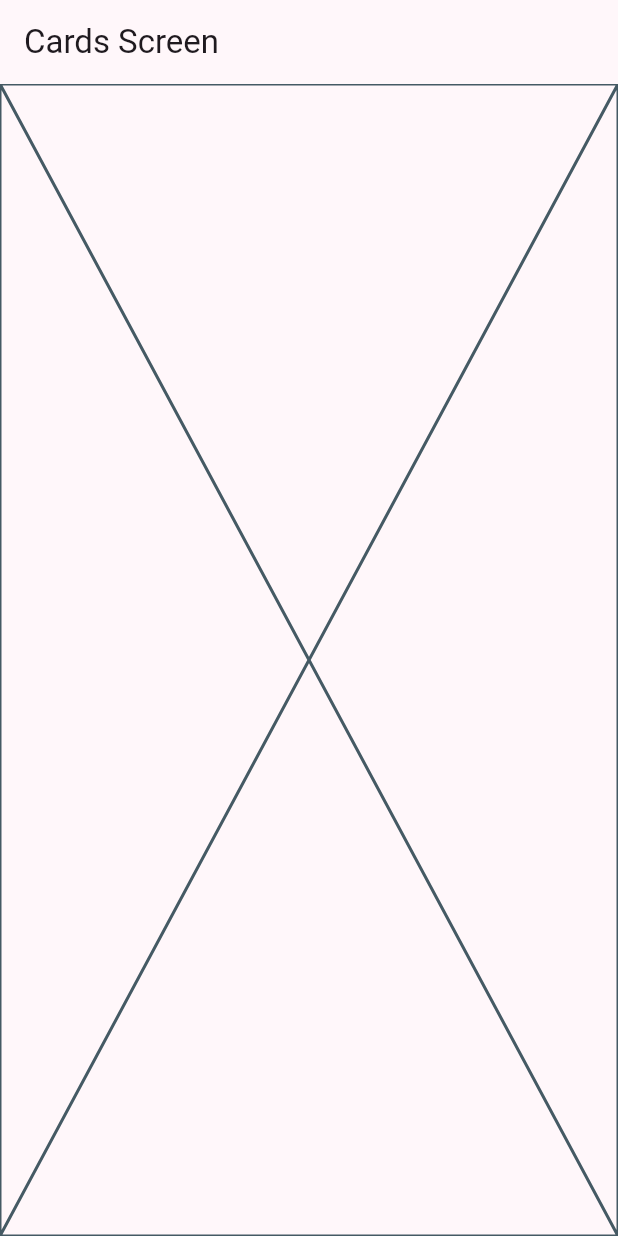
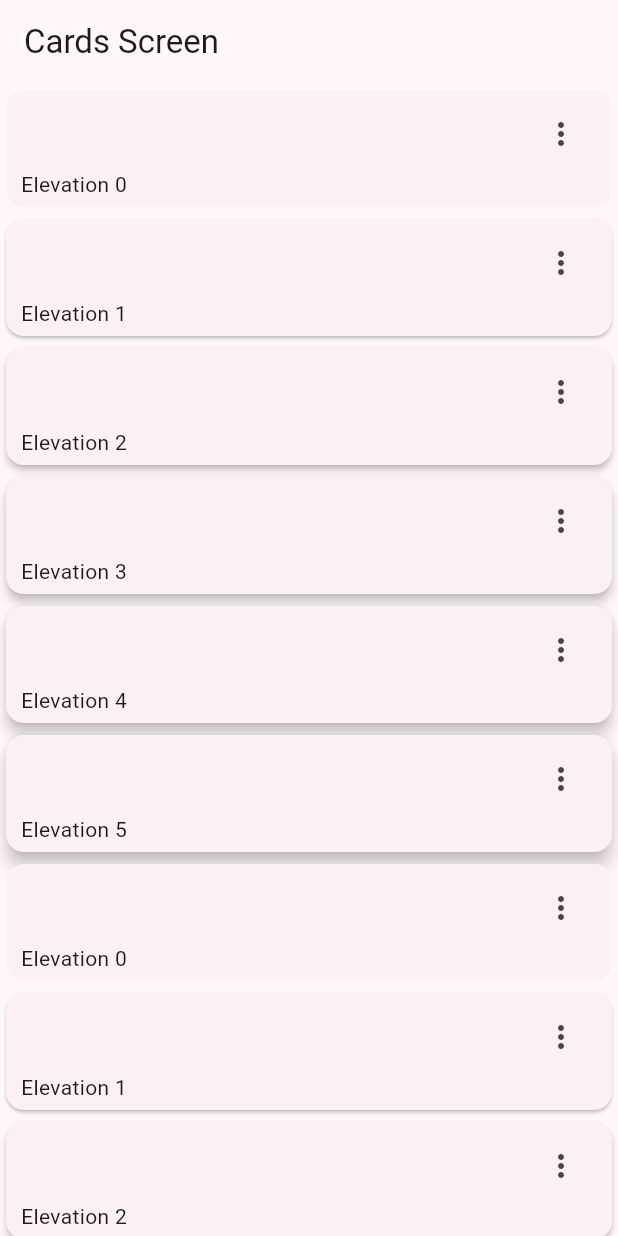
Before and after one commit to 1Alejo31/widgets_app, a Flutter app: the CardsScreen screen opened by its route, on a phone screen of 412 x 824 dp. Run offline on Flutter 3.47's test engine with Material 2 defaults, Android fonts, the phone set to English and light mode, and no system bars; our stand-ins replace go_router.

Commit message:
Se crean los constructores para las tarjetas

```diff
--- a/lib/main.dart
+++ b/lib/main.dart
@@ -3,7 +3,7 @@ import 'package:widgets_app/config/router/app_router.dart';
 import 'package:widgets_app/config/theme/app_theme.dart';
 
 void main() {
-  runApp(MyApp());
+  runApp(const MyApp());
 }
 
 class MyApp extends StatelessWidget {
--- a/lib/presentation/buttons/buttons_screen.dart
+++ b/lib/presentation/buttons/buttons_screen.dart
@@ -11,7 +11,7 @@ class ButtonsScreen extends StatelessWidget {
       appBar: AppBar(
         title: const Text('Bottons Screen'),
       ),
-      body: _ButtonsView(),
+      body: const _ButtonsView(),
       floatingActionButton: FloatingActionButton(
         child: const Icon(Icons.arrow_back_ios_new_rounded),
         onPressed: () {
--- a/lib/presentation/cards/cards_screen.dart
+++ b/lib/presentation/cards/cards_screen.dart
@@ -1,4 +1,13 @@
 import 'package:flutter/material.dart';
+
+const cards = <Map<String, dynamic>>[
+  {'elevation': 0.0, 'label': 'Elevation 0'},
+  {'elevation': 1.0, 'label': 'Elevation 1'},
+  {'elevation': 2.0, 'label': 'Elevation 2'},
+  {'elevation': 3.0, 'label': 'Elevation 3'},
+  {'elevation': 4.0, 'label': 'Elevation 4'},
+  {'elevation': 5.0, 'label': 'Elevation 5'},
+];
 
 class CardsScreen extends StatelessWidget {
   static const String name = 'cards_screen';
@@ -10,7 +19,60 @@ class CardsScreen extends StatelessWidget {
       appBar: AppBar(
         title: const Text('Cards Screen'),
       ),
-      body: Placeholder(),
+      body: const _CardsView(),
     );
   }
 }
+
+class _CardsView extends StatelessWidget {
+  const _CardsView();
+
+  @override
+  Widget build(BuildContext context) {
+    return SingleChildScrollView(
+      child: Column(
+        children: [
+          ...cards.map((card) =>
+              _CardType1(elevation: card['elevation'], label: card['label'])),
+          ...cards.map((card) =>
+              _CardType1(elevation: card['elevation'], label: card['label'])),
+        ],
+      ),
+    );
+  }
+}
+
+class _CardType1 extends StatelessWidget {
+  final String label;
+  final double elevation;
+  const _CardType1({
+    required this.label,
+    required this.elevation,
+  });
+
+  @override
+  Widget build(BuildContext context) {
+    return Card(
+      elevation: elevation,
+      child: Padding(
+        padding: const EdgeInsets.fromLTRB(10, 5, 10, 5),
+        child: Column(
+          children: [
+            Align(
+              //Alinear en la parte superior derecha
+              alignment: Alignment.topRight,
+              child: IconButton(
+                icon: const Icon(Icons.more_vert_outlined),
+                onPressed: () {},
+              ),
+            ),
+            Align(
+              alignment: Alignment.bottomLeft,
+              child: Text(label),
+            )
+          ],
+        ),
+      ),
+    );
+  }
+}
--- a/lib/presentation/screens/home/home_screen.dart
+++ b/lib/presentation/screens/home/home_screen.dart
@@ -1,7 +1,6 @@
 import 'package:flutter/material.dart';
 import 'package:go_router/go_router.dart';
 import 'package:widgets_app/config/menu/menu_items.dart';
-import 'package:widgets_app/presentation/cards/cards_screen.dart';
 
 class HomeScreen extends StatelessWidget {
   static const String name = 'home_screen';
```
